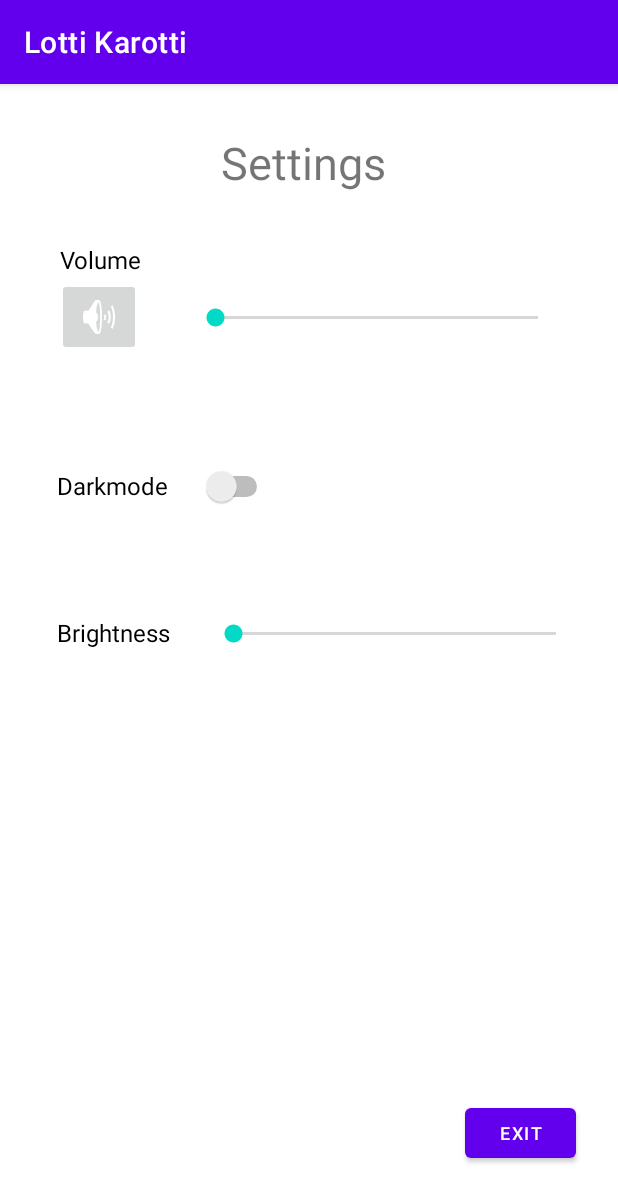
After one commit to SE2-Gruppe3/lotti-karotti, an Android app: the SettingsActivity screen opened directly, with no data from a screen before it, on a phone screen of 412 x 824 dp. The commit adds this screen. Shown: the top 1202 px of the screen. Run offline under Robolectric (Android 15) with nearby library versions, the phone set to English and light mode, and no system bars.

Commit message:
Created the SettingsActivity with placebo settings (for now). Small Changes on the main UI as well.

```diff
--- a/app/src/main/AndroidManifest.xml
+++ b/app/src/main/AndroidManifest.xml
@@ -1,7 +1,6 @@
 <?xml version="1.0" encoding="utf-8"?>
 <manifest xmlns:android="http://schemas.android.com/apk/res/android"
     xmlns:tools="http://schemas.android.com/tools">
-
     <!-- PERMISSIONS FOR INTERNET ACCESS -->
     <uses-permission android:name="android.permission.INTERNET" />
     <uses-permission android:name="android.permission.ACCESS_NETWORK_STATE" />
@@ -13,9 +12,11 @@
         android:icon="@mipmap/ic_launcher"
         android:label="@string/app_name"
         android:supportsRtl="true"
-
         android:theme="@style/Theme.LottiKarotti"
         tools:targetApi="31">
+        <activity
+            android:name=".SettingsActivity"
+            android:exported="false" />
         <activity
             android:name=".MainActivity"
             android:exported="true">
--- /dev/null
+++ b/app/src/main/java/com/example/lottikarotti/SettingsActivity.java
@@ -0,0 +1,46 @@
+package com.example.lottikarotti;
+
+import androidx.appcompat.app.AppCompatActivity;
+
+import android.annotation.SuppressLint;
+import android.os.Bundle;
+import android.provider.ContactsContract;
+import android.view.View;
+import android.widget.Button;
+import android.widget.ImageButton;
+import android.widget.SeekBar;
+import android.widget.Switch;
+
+public class SettingsActivity extends AppCompatActivity {
+
+    private ImageButton settingsVolOn;
+    private SeekBar barVolume;
+    private Switch darkMode;
+    private SeekBar barBrightness;
+    private ImageButton settingsVolMute;
+    private Button exitSettings;
+
+    @SuppressLint("MissingInflatedId")
+    @Override
+    protected void onCreate(Bundle savedInstanceState) {
+        super.onCreate(savedInstanceState);
+        setContentView(R.layout.activity_settings);
+
+        settingsVolMute = (ImageButton) findViewById(R.id.settingsVolMute);
+        settingsVolOn = (ImageButton) findViewById(R.id.settingVolOn);
+        darkMode = (Switch) findViewById(R.id.switch2);
+        barVolume = (SeekBar) findViewById(R.id.seekBar);
+        barBrightness = (SeekBar) findViewById(R.id.seekBar2);
+
+        exitSettings = (Button) findViewById(R.id.exitSettings);
+
+        exitSettings.setOnClickListener(new View.OnClickListener() {
+            @Override
+            public void onClick(View v) {
+                finish();
+            }
+        });
+
+
+    }
+}
--- /dev/null
+++ b/app/src/main/res/layout/activity_settings.xml
@@ -0,0 +1,137 @@
+<?xml version="1.0" encoding="utf-8"?>
+<androidx.constraintlayout.widget.ConstraintLayout xmlns:android="http://schemas.android.com/apk/res/android"
+    xmlns:app="http://schemas.android.com/apk/res-auto"
+    xmlns:tools="http://schemas.android.com/tools"
+    android:layout_width="match_parent"
+    android:layout_height="match_parent"
+    tools:context=".SettingsActivity">
+
+    <SeekBar
+        android:id="@+id/seekBar2"
+        android:layout_width="247dp"
+        android:layout_height="23dp"
+        android:layout_marginTop="72dp"
+        app:layout_constraintEnd_toEndOf="parent"
+        app:layout_constraintHorizontal_bias="0.5"
+        app:layout_constraintStart_toEndOf="@+id/textBrightness"
+        app:layout_constraintTop_toBottomOf="@+id/switch2" />
+
+    <Button
+        android:id="@+id/exitSettings"
+        android:layout_width="74dp"
+        android:layout_height="45dp"
+        android:layout_marginStart="309dp"
+        android:layout_marginTop="282dp"
+        android:layout_marginEnd="28dp"
+        android:layout_marginBottom="29dp"
+        android:text="Exit"
+        android:textSize="12sp"
+        app:layout_constraintBottom_toBottomOf="parent"
+        app:layout_constraintEnd_toEndOf="parent"
+        app:layout_constraintStart_toStartOf="parent"
+        app:layout_constraintTop_toBottomOf="@+id/seekBar2" />
+
+    <TextView
+        android:id="@+id/settingsHead"
+        android:layout_width="117dp"
+        android:layout_height="45dp"
+        android:layout_marginTop="32dp"
+        android:text="Settings"
+        android:textSize="30sp"
+        app:layout_constraintEnd_toEndOf="parent"
+        app:layout_constraintStart_toStartOf="parent"
+        app:layout_constraintTop_toTopOf="parent" />
+
+    <ImageButton
+        android:id="@+id/settingVolOn"
+        android:layout_width="wrap_content"
+        android:layout_height="wrap_content"
+        android:layout_marginStart="38dp"
+        android:layout_marginTop="129dp"
+        android:visibility="visible"
+        app:layout_constraintStart_toStartOf="parent"
+        app:layout_constraintTop_toTopOf="parent"
+        app:srcCompat="@android:drawable/ic_lock_silent_mode_off" />
+
+    <TextView
+        android:id="@+id/settingVolume"
+        android:layout_width="wrap_content"
+        android:layout_height="wrap_content"
+        android:layout_marginStart="40dp"
+        android:layout_marginTop="106dp"
+        android:layout_marginEnd="317dp"
+        android:layout_marginBottom="1dp"
+        android:text="Volume"
+        android:textColor="@color/black"
+        android:textSize="16sp"
+        app:layout_constraintBottom_toTopOf="@+id/settingVolOn"
+        app:layout_constraintEnd_toEndOf="parent"
+        app:layout_constraintStart_toStartOf="parent"
+        app:layout_constraintTop_toTopOf="parent" />
+
+    <SeekBar
+        android:id="@+id/seekBar"
+        android:layout_width="247dp"
+        android:layout_height="23dp"
+        android:layout_marginTop="144dp"
+        app:layout_constraintEnd_toEndOf="parent"
+        app:layout_constraintHorizontal_bias="0.469"
+        app:layout_constraintStart_toEndOf="@+id/settingVolOn"
+        app:layout_constraintTop_toTopOf="parent" />
+
+    <androidx.constraintlayout.widget.Group
+        android:id="@+id/group"
+        android:layout_width="wrap_content"
+        android:layout_height="wrap_content"
+        app:constraint_referenced_ids="settingVolume" />
+
+    <androidx.constraintlayout.widget.Group
+        android:id="@+id/group2"
+        android:layout_width="wrap_content"
+        android:layout_height="wrap_content"
+        app:constraint_referenced_ids="settingVolume,settingVolOn" />
+
+    <androidx.constraintlayout.widget.Guideline
+        android:id="@+id/guideline"
+        android:layout_width="wrap_content"
+        android:layout_height="wrap_content"
+        android:orientation="vertical"
+        app:layout_constraintGuide_begin="-26dp" />
+
+    <Switch
+        android:id="@+id/switch2"
+        android:layout_width="144dp"
+        android:layout_height="29dp"
+        android:layout_marginStart="38dp"
+        android:layout_marginTop="72dp"
+        android:text="Darkmode"
+        android:textSize="16sp"
+        app:layout_constraintStart_toStartOf="parent"
+        app:layout_constraintTop_toBottomOf="@+id/settingVolOn" />
+
+    <TextView
+        android:id="@+id/textBrightness"
+        android:layout_width="wrap_content"
+        android:layout_height="wrap_content"
+        android:layout_marginStart="38dp"
+        android:layout_marginTop="72dp"
+        android:text="Brightness"
+        android:textColor="@color/black"
+        android:textSize="16sp"
+        app:layout_constraintStart_toStartOf="parent"
+        app:layout_constraintTop_toBottomOf="@+id/switch2" />
+
+    <ImageButton
+        android:id="@+id/settingsVolMute"
+        android:layout_width="wrap_content"
+        android:layout_height="wrap_content"
+        android:layout_marginStart="37dp"
+        android:layout_marginTop="129dp"
+        android:layout_marginEnd="34dp"
+        android:visibility="invisible"
+        app:layout_constraintEnd_toStartOf="@+id/seekBar"
+        app:layout_constraintStart_toStartOf="parent"
+        app:layout_constraintTop_toTopOf="parent"
+        app:srcCompat="@android:drawable/ic_lock_silent_mode" />
+
+</androidx.constraintlayout.widget.ConstraintLayout>
```
Also changed, not shown: app/src/main/java/com/example/lottikarotti/MainActivity.java (+17 -6 lines), app/src/main/res/layout/activity_main.xml (+75 -55 lines), app/src/main/res/drawable/pngwing_com.png (added).
